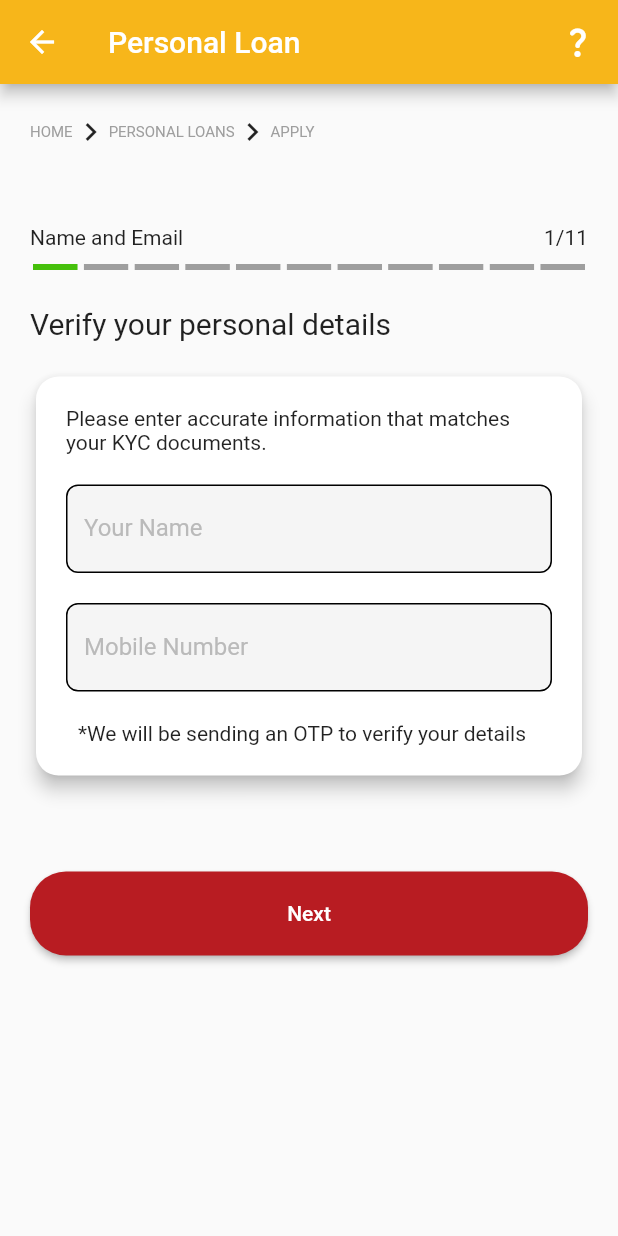
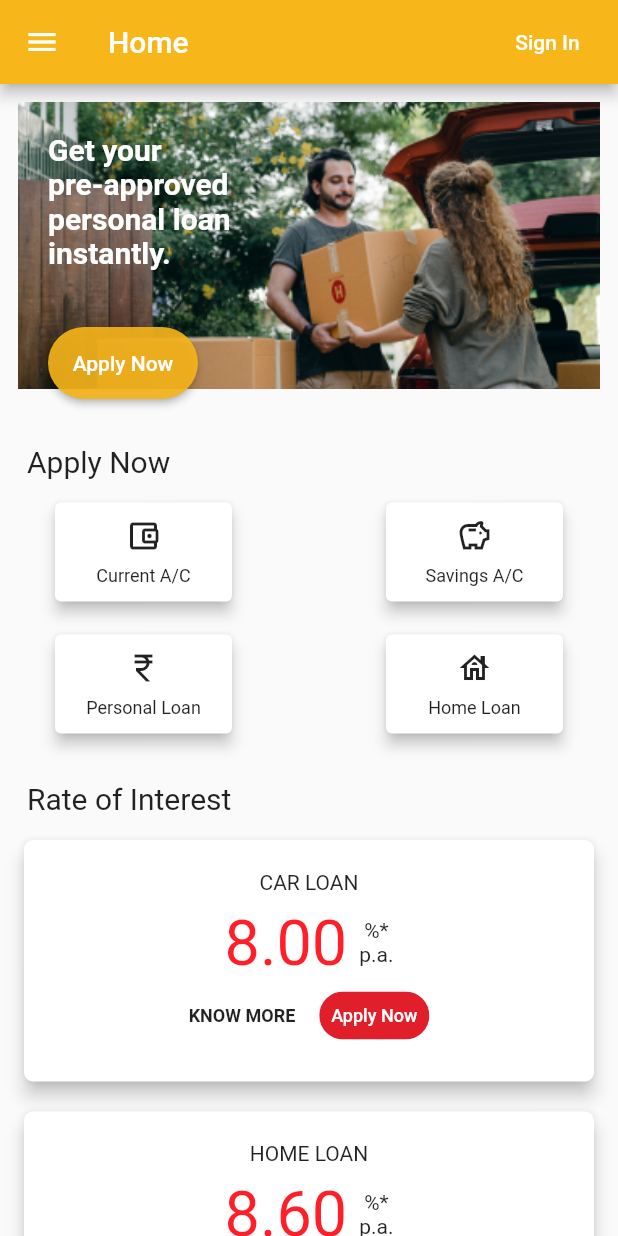
Before and after one commit to vaibhav7779/sardemo, a Flutter app: the screen it shows after launch, on a phone screen of 412 x 824 dp. Run offline on Flutter 3.47's test engine with Material 2 defaults, Android fonts, the phone set to English and light mode, and no system bars; drawn by our look-alikes of flutter_breadcrumb, step_progress_indicator; our stand-ins replace otp_text_field.

Commit message:
Home Page Screen Added

```diff
--- a/lib/main.dart
+++ b/lib/main.dart
@@ -1,4 +1,6 @@
 import 'package:flutter/material.dart';
+import 'package:sar/pages/employment.dart';
+import 'package:sar/pages/homePage.dart';
 
 import 'package:sar/pages/login.dart';
 
@@ -18,7 +20,8 @@ class _MyAppState extends State<MyApp> {
   Widget build(BuildContext context) {
     return MaterialApp(
       debugShowCheckedModeBanner: false,
-      home: LoginPage(),
+      // home: LoginPage(),
+      home: HomePage(),
       theme: ThemeData(
         // AppBar theme
         // primarySwatch: buildMaterialColor(Color(0xFFF7B61A)),
@@ -36,6 +39,8 @@ class _MyAppState extends State<MyApp> {
                 RoundedRectangleBorder(borderRadius: BorderRadius.circular(24)),
           ),
         ),
+
+// textformfield
 
 // Text Button
         textButtonTheme: TextButtonThemeData(
@@ -61,6 +66,8 @@ class _MyAppState extends State<MyApp> {
 
         // text box outline color
         inputDecorationTheme: const InputDecorationTheme(
+          isDense: true,
+          contentPadding: EdgeInsets.fromLTRB(10, 18, 10, 18),
           filled: false,
           labelStyle: TextStyle(
             color: Color(0xFFBABABA),
--- /dev/null
+++ b/lib/pages/homePage.dart
@@ -0,0 +1,506 @@
+import 'package:flutter/material.dart';
+import 'package:sar/pages/login.dart';
+import 'package:step_progress_indicator/step_progress_indicator.dart';
+
+class HomePage extends StatefulWidget {
+  const HomePage({super.key});
+
+  @override
+  State<HomePage> createState() => _HomePageState();
+}
+
+class _HomePageState extends State<HomePage> {
+  bool? check1 = false;
+
+  @override
+  Widget build(BuildContext context) {
+    return Scaffold(
+      appBar: AppBar(
+        title: const Text("Home"),
+        actions: <Widget>[
+          TextButton(
+              onPressed: () {
+                Navigator.push(
+                    context,
+                    MaterialPageRoute(
+                      builder: (context) => LoginPage(),
+                    ));
+              },
+              child: const Text(
+                "Sign In",
+                style: TextStyle(color: Colors.white),
+              )),
+          const SizedBox(width: 15)
+        ],
+      ),
+      drawer: const Drawer(),
+      body: SingleChildScrollView(
+        child: Padding(
+          padding: const EdgeInsets.all(12),
+
+// image
+
+          child: Column(
+            mainAxisAlignment: MainAxisAlignment.spaceAround,
+            crossAxisAlignment: CrossAxisAlignment.start,
+            children: [
+              Center(
+                child: Stack(
+                  children: <Widget>[
+                    Container(
+                      alignment: Alignment.center,
+                      child: Image.asset(
+                        'assets/homePage.png',
+                        height: 191,
+                        width: double.infinity,
+                        fit: BoxFit.cover,
+                      ),
+                    ),
+                    Container(
+                        height: 160.0,
+                        width: 170.0,
+                        alignment: Alignment.topLeft,
+                        child: const Padding(
+                          padding: EdgeInsets.fromLTRB(20, 20, 8, 8),
+                          child: Text(
+                            'Get your       pre-approved personal loan instantly.',
+                            style: TextStyle(
+                                color: Colors.white,
+                                fontWeight: FontWeight.w700,
+                                fontSize: 20.0),
+                          ),
+                        )),
+                    Padding(
+                      padding: const EdgeInsets.only(top: 150.0, left: 20),
+                      child: SizedBox(
+                        width: 100,
+                        // height: 40,
+                        child: ElevatedButton(
+                          onPressed: () {},
+                          child: Text('Apply Now'),
+                          style: ElevatedButton.styleFrom(
+                              shape: RoundedRectangleBorder(
+                                borderRadius:
+                                    BorderRadius.circular(24), // <-- Radius
+                              ),
+                              backgroundColor:
+                                  Color.fromARGB(230, 247, 181, 26),
+                              padding: EdgeInsets.only(top: 16, bottom: 16)),
+                        ),
+                      ),
+                    ),
+                  ],
+                ),
+              ),
+              const SizedBox(height: 30),
+              const Padding(
+                padding: EdgeInsets.only(left: 6.0),
+                child: Text(
+                  "Apply Now",
+                  style: TextStyle(
+                    fontSize: 20,
+                    fontWeight: FontWeight.w400,
+                  ),
+                ),
+              ),
+              const SizedBox(
+                height: 12.0,
+              ),
+              const Row(
+                mainAxisAlignment: MainAxisAlignment.spaceAround,
+                children: [
+                  SizedBox(
+                    height: 74,
+                    width: 126,
+                    child: Card(
+                      elevation: 4,
+                      child: Column(
+                        children: [
+                          Padding(
+                            padding: EdgeInsets.only(top: 10.0),
+                            child: Icon(Icons.account_balance_wallet_outlined),
+                          ),
+                          Padding(
+                            padding: EdgeInsets.only(top: 8.0),
+                            child: Text(
+                              "Current A/C",
+                              style: TextStyle(fontSize: 12),
+                            ),
+                          ),
+                        ],
+                      ),
+                    ),
+                  ),
+                  SizedBox(
+                    width: 12,
+                  ),
+                  SizedBox(
+                    height: 74,
+                    width: 126,
+                    child: Card(
+                      elevation: 4,
+                      child: Column(
+                        children: [
+                          Padding(
+                            padding: EdgeInsets.only(top: 10.0),
+                            child: Icon(Icons.savings_outlined),
+                          ),
+                          Padding(
+                            padding: EdgeInsets.only(top: 8.0),
+                            child: Text(
+                              "Savings A/C",
+                              style: TextStyle(fontSize: 12),
+                            ),
+                          ),
+                        ],
+                      ),
+                    ),
+                  ),
+                ],
+              ),
+              const SizedBox(
+                height: 14,
+              ),
+              Row(
+                mainAxisAlignment: MainAxisAlignment.spaceAround,
+                children: [
+                  SizedBox(
+                    height: 74,
+                    width: 126,
+                    child: Card(
+                      elevation: 4,
+                      clipBehavior: Clip.hardEdge,
+                      child: InkWell(
+                        splashColor: Colors.amber,
+                        onTap: () {
+                          Navigator.of(context).push(MaterialPageRoute(
+                              builder: (context) => LoginPage()));
+                        },
+                        child: const Column(
+                          children: [
+                            Padding(
+                              padding: EdgeInsets.only(top: 10.0),
+                              child: Icon(Icons.currency_rupee_outlined),
+                            ),
+                            Padding(
+                              padding: EdgeInsets.only(top: 8.0),
+                              child: Text(
+                                "Personal Loan",
+                                style: TextStyle(fontSize: 12),
+                              ),
+                            ),
+                          ],
+                        ),
+                      ),
+                    ),
+                  ),
+                  const SizedBox(
+                    width: 12,
+                  ),
+                  const SizedBox(
+                    height: 74,
+                    width: 126,
+                    child: Card(
+                      elevation: 4,
+                      child: Column(
+                        children: [
+                          Padding(
+                            padding: EdgeInsets.only(top: 10.0),
+                            child: Icon(Icons.house_outlined),
+                          ),
+                          Padding(
+                            padding: EdgeInsets.only(top: 8.0),
+                            child: Text(
+                              "Home Loan",
+                              style: TextStyle(fontSize: 12),
+                            ),
+                          ),
+                        ],
+                      ),
+                    ),
+                  ),
+                ],
+              ),
+              const SizedBox(
+                height: 28,
+              ),
+              const Padding(
+                padding: EdgeInsets.only(left: 6.0),
+                child: Text(
+                  "Rate of Interest",
+                  style: TextStyle(
+                    fontSize: 20,
+                    fontWeight: FontWeight.w400,
+                  ),
+                ),
+              ),
+              const SizedBox(height: 12),
+              Card(
+                shape: RoundedRectangleBorder(
+                  borderRadius: BorderRadius.circular(6.0),
+                ),
+                clipBehavior: Clip.hardEdge,
+                elevation: 5,
+                child: InkWell(
+                  splashColor:
+                      const Color.fromRGBO(255, 31, 41, 1).withAlpha(30),
+                  onTap: () {
+                    Navigator.of(context).push(
+                        MaterialPageRoute(builder: (context) => LoginPage()));
+                  },
+                  child: const Padding(
+                    padding: EdgeInsets.all(20),
+                    child: Column(
+                      mainAxisAlignment: MainAxisAlignment.center,
+                      crossAxisAlignment: CrossAxisAlignment.center,
+                      children: [
+                        Text(
+                          "CAR LOAN",
+                          style: TextStyle(
+                              fontSize: 14, fontWeight: FontWeight.w400),
+                        ),
+                        SizedBox(
+                          height: 8,
+                        ),
+                        Row(
+                          mainAxisAlignment: MainAxisAlignment.center,
+                          crossAxisAlignment: CrossAxisAlignment.center,
+                          children: [
+                            Column(
+                              children: [
+                                Text(
+                                  "8.00",
+                                  style: TextStyle(
+                                      fontSize: 42,
+                                      color: Color.fromRGBO(255, 31, 41, 1)),
+                                )
+                              ],
+                            ),
+                            SizedBox(
+                              width: 8,
+                              height: 8,
+                            ),
+                            Column(
+                              children: [
+                                Row(
+                                  children: [Text("%*")],
+                                ),
+                                Row(
+                                  children: [Text("p.a.")],
+                                ),
+                              ],
+                            ),
+                          ],
+                        ),
+                        Row(
+                          mainAxisAlignment: MainAxisAlignment.center,
+                          crossAxisAlignment: CrossAxisAlignment.center,
+                          children: [
+                            Text(
+                              "KNOW MORE",
+                              style: TextStyle(
+                                  fontSize: 12, fontWeight: FontWeight.bold),
+                            ),
+                            SizedBox(
+                              width: 16,
+                            ),
+                            Chip(
+                              padding: EdgeInsets.only(top: 8, bottom: 8),
+                              backgroundColor: Color(0xFFE11F2A),
+                              labelStyle: TextStyle(color: Colors.white),
+                              label: Text(
+                                'Apply Now',
+                                style: TextStyle(fontSize: 12),
+                              ),
+                            ),
+                          ],
+                        ),
+                      ],
+                    ),
+                  ),
+                ),
+              ),
+              const SizedBox(
+                height: 12,
+              ),
+              Card(
+                shape: RoundedRectangleBorder(
+                  borderRadius: BorderRadius.circular(6.0),
+                ),
+                clipBehavior: Clip.hardEdge,
+                elevation: 5,
+                child: InkWell(
+                  splashColor:
+                      const Color.fromRGBO(255, 31, 41, 1).withAlpha(30),
+                  onTap: () {
+                    Navigator.of(context).push(
+                        MaterialPageRoute(builder: (context) => LoginPage()));
+                  },
+                  child: const Padding(
+                    padding: EdgeInsets.all(20),
+                    child: Column(
+                      mainAxisAlignment: MainAxisAlignment.center,
+                      crossAxisAlignment: CrossAxisAlignment.center,
+                      children: [
+                        Text(
+                          "HOME LOAN",
+                          style: TextStyle(
+                              fontSize: 14, fontWeight: FontWeight.w400),
+                        ),
+                        SizedBox(
+                          height: 8,
+                        ),
+                        Row(
+                          mainAxisAlignment: MainAxisAlignment.center,
+                          crossAxisAlignment: CrossAxisAlignment.center,
+                          children: [
+                            Column(
+                              children: [
+                                Text(
+                                  "8.60",
+                                  style: TextStyle(
+                                      fontSize: 42,
+                                      color: Color.fromRGBO(255, 31, 41, 1)),
+                                )
+                              ],
+                            ),
+                            SizedBox(
+                              width: 8,
+                              height: 8,
+                            ),
+                            Column(
+                              children: [
+                                Row(
+                                  children: [Text("%*")],
+                                ),
+                                Row(
+                                  children: [Text("p.a.")],
+                                ),
+                              ],
+                            ),
+                          ],
+                        ),
+                        Row(
+                          mainAxisAlignment: MainAxisAlignment.center,
+                          crossAxisAlignment: CrossAxisAlignment.center,
+                          children: [
+                            Text(
+                              "KNOW MORE",
+                              style: TextStyle(
+                                  fontSize: 12, fontWeight: FontWeight.bold),
+                            ),
+                            SizedBox(
+                              width: 16,
+                            ),
+                            Chip(
+                              padding: EdgeInsets.only(top: 8, bottom: 8),
+                              backgroundColor: Color(0xFFE11F2A),
+                              labelStyle: TextStyle(color: Colors.white),
+                              label: Text(
+                                'Apply Now',
+                                style: TextStyle(fontSize: 12),
+                              ),
+                            ),
+                          ],
+                        ),
+                      ],
+                    ),
+                  ),
+                ),
+              ),
+              const SizedBox(
+                height: 12,
+              ),
+              Card(
+                shape: RoundedRectangleBorder(
+                  borderRadius: BorderRadius.circular(6.0),
+                ),
+                clipBehavior: Clip.hardEdge,
+                elevation: 5,
+                child: InkWell(
+                  splashColor:
+                      const Color.fromRGBO(255, 31, 41, 1).withAlpha(30),
+                  onTap: () {
+                    Navigator.of(context).push(
+                        MaterialPageRoute(builder: (context) => LoginPage()));
+                  },
+                  child: const Padding(
+                    padding: EdgeInsets.all(20),
+                    child: Column(
+                      mainAxisAlignment: MainAxisAlignment.center,
+                      crossAxisAlignment: CrossAxisAlignment.center,
+                      children: [
+                        Text(
+                          "EDUCATION LOAN",
+                          style: TextStyle(
+                              fontSize: 14, fontWeight: FontWeight.w400),
+                        ),
+                        SizedBox(
+                          height: 8,
+                        ),
+                        Row(
+                          mainAxisAlignment: MainAxisAlignment.center,
+                          crossAxisAlignment: CrossAxisAlignment.center,
+                          children: [
+                            Column(
+                              children: [
+                                Text(
+                                  "10.00",
+                                  style: TextStyle(
+                                      fontSize: 42,
+                                      color: Color.fromRGBO(255, 31, 41, 1)),
+                                )
+                              ],
+                            ),
+                            SizedBox(
+                              width: 8,
+                              height: 8,
+                            ),
+                            Column(
+                              children: [
+                                Row(
+                                  children: [Text("%*")],
+                                ),
+                                Row(
+                                  children: [Text("p.a.")],
+                                ),
+                              ],
+                            ),
+                          ],
+                        ),
+                        Row(
+                          mainAxisAlignment: MainAxisAlignment.center,
+                          crossAxisAlignment: CrossAxisAlignment.center,
+                          children: [
+                            Text(
+                              "KNOW MORE",
+                              style: TextStyle(
+                                  fontSize: 12, fontWeight: FontWeight.bold),
+                            ),
+                            SizedBox(
+                              width: 16,
+                            ),
+                            Chip(
+                              padding: EdgeInsets.only(top: 8, bottom: 8),
+                              backgroundColor: Color(0xFFE11F2A),
+                              labelStyle: TextStyle(color: Colors.white),
+                              label: Text(
+                                'Apply Now',
+                                style: TextStyle(fontSize: 12),
+                              ),
+                            ),
+                          ],
+                        ),
+                      ],
+                    ),
+                  ),
+                ),
+              ),
+              const SizedBox(height: 60),
+            ],
+          ),
+        ),
+      ),
+    );
+  }
+}
--- a/pubspec.yaml
+++ b/pubspec.yaml
@@ -41,6 +41,7 @@ dependencies:
   dropdown_textfield: ^1.0.8
   dropdown_search: ^5.0.6
   flex_seed_scheme: ^1.4.0
+  breadcrumbs: ^0.1.0
 
 dev_dependencies:
   flutter_test:
```
Also changed, not shown: assets/homePage.png (added), pubspec.lock.
